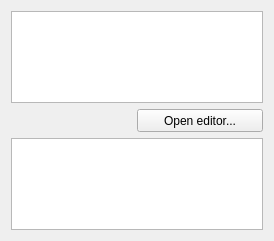
Qt form spine_items/view/ui/view_properties.ui (spine-tools/spine-items) before a commit.
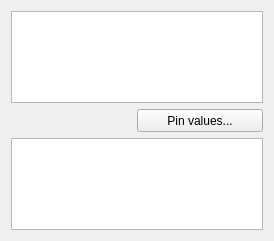
The same form after that commit. Custom widgets are drawn as their Qt base class.

Commit message:
More easy to find system to pin values
Re Spine-project/Spine-Toolbox#1699

```diff
--- a/spine_items/view/ui/view_properties.ui
+++ b/spine_items/view/ui/view_properties.ui
@@ -87,7 +87,7 @@
         <string>&lt;html&gt;&lt;head/&gt;&lt;body&gt;&lt;p&gt;Open selected database in Spine database editor&lt;/p&gt;&lt;/body&gt;&lt;/html&gt;</string>
        </property>
        <property name="text">
-        <string>Open editor...</string>
+        <string>Pin values...</string>
        </property>
       </widget>
      </item>
```
Left out of the diff: 2 changed lines with no effect on the pictures. The commit also changes 4 other files.
